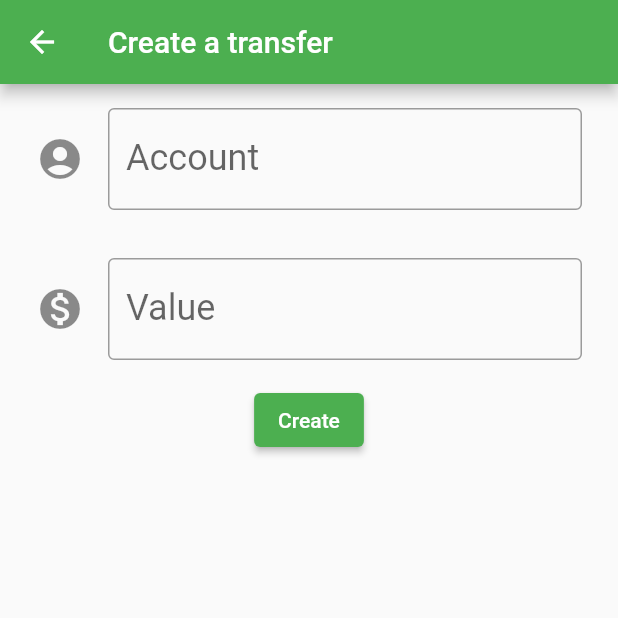
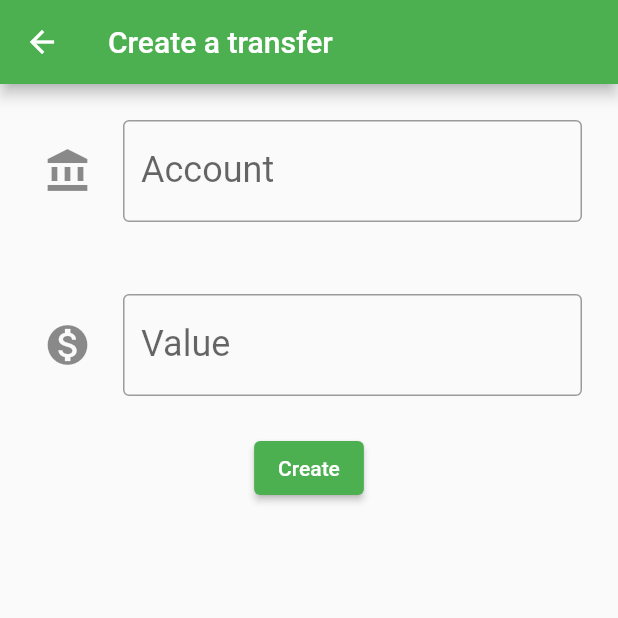
Before and after one commit to andersonmoura109/bytebank, a Flutter app: the screen it shows after launch, after a tap on the "add" icon, on a phone screen of 412 x 824 dp, the top half of it. Run offline on Flutter 3.47's test engine with Material 2 defaults, Android fonts, the phone set to English and light mode, and no system bars.

Commit message:
Refactored the code and structure of files

```diff
--- /dev/null
+++ b/lib/components/edit_field.dart
@@ -0,0 +1,44 @@
+import 'package:flutter/material.dart';
+
+class EditField extends StatelessWidget {
+  final TextEditingController controller;
+  final String? label;
+  final String? hint;
+  final IconData? icon;
+
+  const EditField({
+    required this.controller,
+    this.label,
+    this.hint,
+    this.icon,
+    super.key,
+  });
+
+  @override
+  Widget build(BuildContext context) {
+    return Padding(
+      padding: const EdgeInsets.all(24.0),
+      child: TextField(
+        controller: controller,
+        keyboardType: TextInputType.number,
+        style: const TextStyle(
+          fontSize: 24.0,
+        ),
+        decoration: InputDecoration(
+          icon: Padding(
+            padding: const EdgeInsets.all(5),
+            child: icon != null
+                ? Icon(
+                    icon,
+                    size: 32.0,
+                  )
+                : null,
+          ),
+          border: const OutlineInputBorder(),
+          labelText: label,
+          hintText: hint,
+        ),
+      ),
+    );
+  }
+}
--- a/lib/main.dart
+++ b/lib/main.dart
@@ -1,3 +1,4 @@
+import 'package:bytebank/screens/transfer/list.dart';
 import 'package:flutter/material.dart';
 
 void main() => runApp(
@@ -9,6 +10,7 @@ class Bytebank extends StatelessWidget {
   @override
   Widget build(BuildContext context) {
     return MaterialApp(
+      debugShowCheckedModeBanner: false,
       theme: ThemeData(
         colorScheme: const ColorScheme(
             brightness: Brightness.light,
@@ -27,200 +29,3 @@ class Bytebank extends StatelessWidget {
     );
   }
 }
-
-class TransferForm extends StatefulWidget {
-  const TransferForm({super.key});
-
-  @override
-  State<StatefulWidget> createState() {
-    return TransferFormState();
-  }
-}
-
-class TransferFormState extends State<TransferForm> {
-  final TextEditingController _accountController = TextEditingController();
-  final TextEditingController _valueController = TextEditingController();
-
-  @override
-  Widget build(BuildContext context) {
-    return Scaffold(
-      appBar: AppBar(
-        title: const Text('Create a transfer'),
-      ),
-      body: SingleChildScrollView(
-        child: Column(
-          children: [
-            EditField(
-                controller: _accountController,
-                label: 'Account',
-                hint: '1000',
-                icon: Icons.account_circle),
-            EditField(
-                controller: _valueController,
-                label: 'Value',
-                hint: '100.0',
-                icon: Icons.monetization_on),
-            ElevatedButton(
-              onPressed: () => {
-                _createTransfer(context),
-              },
-              child: const Text('Create'),
-            )
-          ],
-        ),
-      ),
-    );
-  }
-
-  void _createTransfer(BuildContext context) {
-    final int? account = int.tryParse(_accountController.text);
-    final double? value = double.tryParse(_valueController.text);
-    if ((account != null) && (value != null)) {
-      final createdTransfer = Transfer(value: value, account: account);
-
-      ScaffoldMessenger.of(context).showSnackBar(
-        SnackBar(
-          content: Text(
-            createdTransfer.toString(),
-            style: const TextStyle(
-              color: Colors.white,
-              fontSize: 24,
-              fontWeight: FontWeight.bold,
-            ),
-          ),
-          duration: const Duration(milliseconds: 2000),
-          width: 200,
-          padding: const EdgeInsets.all(16.0),
-          backgroundColor: Colors.blue,
-          behavior: SnackBarBehavior.floating,
-          shape: RoundedRectangleBorder(
-            borderRadius: BorderRadius.circular(20),
-          ),
-        ),
-      );
-
-      Navigator.pop(context, createdTransfer);
-    }
-  }
-}
-
-class EditField extends StatelessWidget {
-  final TextEditingController controller;
-  final String? label;
-  final String? hint;
-  final IconData? icon;
-
-  const EditField(
-      {required this.controller, this.label, this.hint, this.icon, super.key});
-
-  @override
-  Widget build(BuildContext context) {
-    return Padding(
-      padding: const EdgeInsets.fromLTRB(24.0, 16, 24.0, 16),
-      child: TextField(
-        controller: controller,
-        keyboardType: TextInputType.number,
-        style: const TextStyle(
-          fontSize: 24.0,
-        ),
-        decoration: InputDecoration(
-          icon: icon != null
-              ? Icon(
-                  icon,
-                  size: 32.0,
-                )
-              : null,
-          border: const OutlineInputBorder(),
-          labelText: label,
-          hintText: hint,
-        ),
-      ),
-    );
-  }
-}
-
-class TransferList extends StatefulWidget {
-  TransferList({super.key});
-
-  final List<Transfer> _transfers = [];
-
-  @override
-  State<StatefulWidget> createState() {
-    return TransferListState();
-  }
-}
-
-class TransferListState extends State<TransferList> {
-  @override
-  Widget build(BuildContext context) {
-    return Scaffold(
-      appBar: AppBar(
-        title: const Text('Transfers'),
-      ),
-      body: widget._transfers.isNotEmpty
-          ? ListView.builder(
-              itemCount: widget._transfers.length,
-              itemBuilder: (context, index) {
-                final Transfer transfer = widget._transfers[index];
-                return TransferItem(transfer);
-              },
-            )
-          : const Center(
-              child: Text(
-                'Enter a transfer',
-                style: TextStyle(
-                  fontSize: 32,
-                  color: Colors.green,
-                ),
-              ),
-            ),
-      floatingActionButton: FloatingActionButton(
-        onPressed: () {
-          final Future<Transfer?> receivedTransfer = Navigator.push(
-            context,
-            MaterialPageRoute(builder: (context) {
-              return const TransferForm();
-            }),
-          );
-
-          receivedTransfer.then((transfer) => {
-                if (transfer != null)
-                  {setState(() => widget._transfers.add(transfer))},
-              });
-        },
-        child: const Icon(
-          Icons.add,
-        ),
-      ),
-    );
-  }
-}
-
-class TransferItem extends StatelessWidget {
-  final Transfer _transfer;
-
-  const TransferItem(this._transfer, {super.key});
-
-  @override
-  Widget build(BuildContext context) {
-    return Card(
-      child: ListTile(
-        leading: const Icon(Icons.monetization_on),
-        title: Text(_transfer.value.toString()),
-        subtitle: Text(_transfer.account.toString()),
-      ),
-    );
-  }
-}
-
-class Transfer {
-  final double value;
-  final int account;
-
-  Transfer({required this.value, required this.account});
-
-  @override
-  String toString() {
-    return 'Transfered to \nAccount: $account \nValue: $value';
-  }
-}
--- /dev/null
+++ b/lib/models/transfer.dart
@@ -0,0 +1,14 @@
+class Transfer {
+  final double value;
+  final int account;
+
+  Transfer({
+    required this.value,
+    required this.account,
+  });
+
+  @override
+  String toString() {
+    return 'Transfered to \nAccount: $account \nValue: $value';
+  }
+}
--- /dev/null
+++ b/lib/screens/transfer/form.dart
@@ -0,0 +1,88 @@
+import 'package:flutter/material.dart';
+
+import '../../components/edit_field.dart';
+import '../../models/transfer.dart';
+
+class TransferForm extends StatefulWidget {
+  const TransferForm({super.key});
+
+  @override
+  State<StatefulWidget> createState() {
+    return TransferFormState();
+  }
+}
+
+class TransferFormState extends State<TransferForm> {
+  final TextEditingController _accountController = TextEditingController();
+  final TextEditingController _valueController = TextEditingController();
+
+  final String _appBarTitle = 'Create a transfer';
+
+  final String _accountLabel = 'Account';
+  final String _accountHint = '1000';
+
+  final String _valueLabel = 'Value';
+  final String _valueHint = '0.00';
+
+  @override
+  Widget build(BuildContext context) {
+    return Scaffold(
+      appBar: AppBar(
+        title: Text(_appBarTitle),
+      ),
+      body: SingleChildScrollView(
+        child: Column(
+          children: [
+            EditField(
+                controller: _accountController,
+                label: _accountLabel,
+                hint: _accountHint,
+                icon: Icons.account_balance),
+            EditField(
+                controller: _valueController,
+                label: _valueLabel,
+                hint: _valueHint,
+                icon: Icons.monetization_on),
+            ElevatedButton(
+              onPressed: () => {
+                _createTransfer(context),
+              },
+              child: const Text('Create'),
+            )
+          ],
+        ),
+      ),
+    );
+  }
+
+  void _createTransfer(BuildContext context) {
+    final int? account = int.tryParse(_accountController.text);
+    final double? value = double.tryParse(_valueController.text);
+
+    if ((account != null) && (value != null)) {
+      final createdTransfer = Transfer(value: value, account: account);
+
+      ScaffoldMessenger.of(context).showSnackBar(
+        SnackBar(
+          content: Text(
+            createdTransfer.toString(),
+            style: const TextStyle(
+              color: Colors.white,
+              fontSize: 24,
+            ),
+          ),
+          duration: const Duration(milliseconds: 2000),
+          width: 200,
+          padding: const EdgeInsets.all(16.0),
+          backgroundColor: Colors.blue,
+          behavior: SnackBarBehavior.floating,
+          shape: RoundedRectangleBorder(
+            borderRadius: BorderRadius.circular(20),
+          ),
+        ),
+      );
+
+      Navigator.pop(context, createdTransfer);
+    }
+  }
+}
--- /dev/null
+++ b/lib/screens/transfer/list.dart
@@ -0,0 +1,81 @@
+import 'package:bytebank/screens/transfer/form.dart';
+import 'package:flutter/material.dart';
+
+import '../../models/transfer.dart';
+
+class TransferList extends StatefulWidget {
+  TransferList({super.key});
+
+  final List<Transfer> _transfers = [];
+
+  @override
+  State<StatefulWidget> createState() {
+    return TransferListState();
+  }
+}
+
+class TransferListState extends State<TransferList> {
+  final String _appBarTitle = 'Transfers';
+  @override
+  Widget build(BuildContext context) {
+    return Scaffold(
+      appBar: AppBar(
+        title: Text(_appBarTitle),
+      ),
+      body: widget._transfers.isNotEmpty
+          ? ListView.builder(
+              itemCount: widget._transfers.length,
+              itemBuilder: (context, index) {
+                final Transfer transfer = widget._transfers[index];
+                return TransferItem(transfer);
+              },
+            )
+          : const Center(
+              child: Text(
+                'Enter a transfer',
+                style: TextStyle(
+                  fontSize: 32,
+                  color: Colors.green,
+                ),
+              ),
+            ),
+      floatingActionButton: FloatingActionButton(
+        onPressed: () {
+          Navigator.push(
+            context,
+            MaterialPageRoute(builder: (context) {
+              return const TransferForm();
+            }),
+          ).then(
+            (transfer) => {
+              if (transfer != null) updateList(transfer),
+            },
+          );
+        },
+        child: const Icon(
+          Icons.add,
+        ),
+      ),
+    );
+  }
+
+  void updateList(Transfer transfer) =>
+      setState(() => widget._transfers.add(transfer));
+}
+
+class TransferItem extends StatelessWidget {
+  final Transfer _transfer;
+
+  const TransferItem(this._transfer, {super.key});
+
+  @override
+  Widget build(BuildContext context) {
+    return Card(
+      child: ListTile(
+        leading: const Icon(Icons.monetization_on),
+        title: Text(_transfer.value.toString()),
+        subtitle: Text(_transfer.account.toString()),
+      ),
+    );
+  }
+}
```
